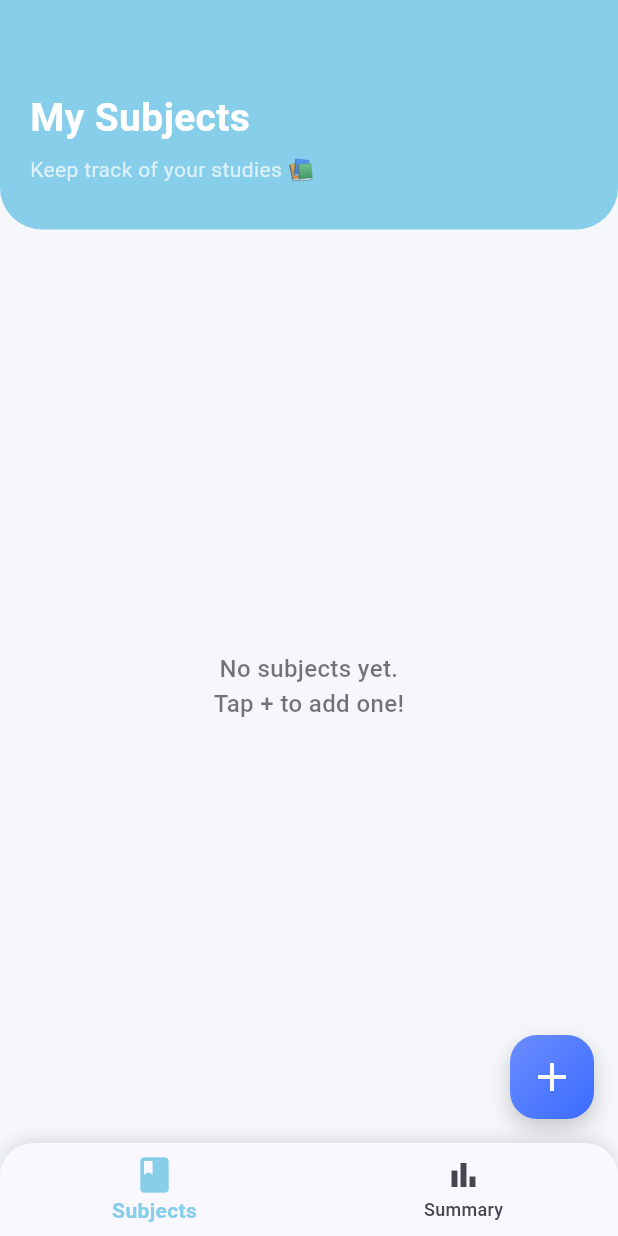
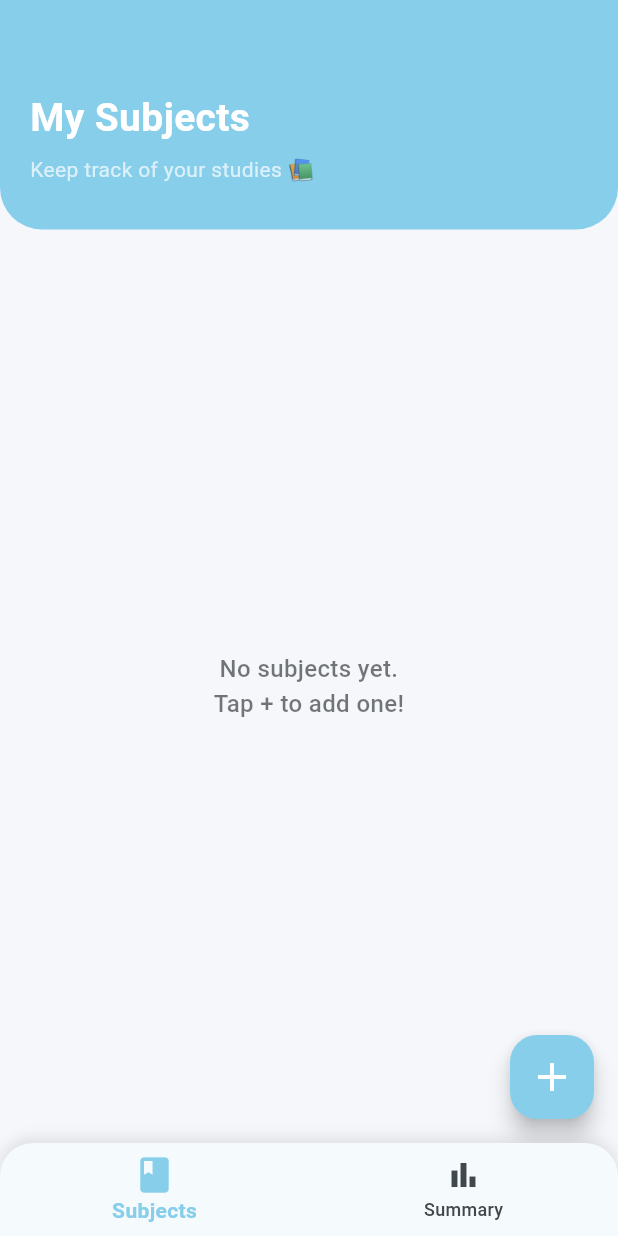
Before and after one commit to hidecard/study_time, a Flutter app: the screen it shows after launch, on a phone screen of 412 x 824 dp. Run offline on Flutter 3.47's test engine with Material 3 defaults, Android fonts, the phone set to English and light mode, and no system bars; our stand-ins replace fl_chart, sqflite; accounts and stored records are empty.

Commit message:
Fix done

```diff
--- a/lib/main.dart
+++ b/lib/main.dart
@@ -25,9 +25,9 @@ class MyApp extends StatelessWidget {
         theme: ThemeData(
           useMaterial3: true,
           scaffoldBackgroundColor: const Color(0xFFF5F7FB),
-          colorScheme: ColorScheme.fromSeed(
-            seedColor: const Color(0xFF3B6BFF),
-          ),
+        colorScheme: ColorScheme.fromSeed(
+          seedColor: const Color(0xFF87CEEB),
+        ),
           textTheme: const TextTheme(
             bodyMedium: TextStyle(fontFamily: 'Roboto', fontSize: 16),
           ),
--- a/lib/pages/subjects_page.dart
+++ b/lib/pages/subjects_page.dart
@@ -151,33 +151,15 @@ class _SubjectsPageState extends State<SubjectsPage> {
         ],
       ),
 
-      // 🔹 Floating Gradient Add Button
-      floatingActionButton: Container(
-        decoration: BoxDecoration(
-          gradient: const LinearGradient(
-            colors: [Color(0xFF6A8DFF), Color(0xFF3B6BFF)],
-            begin: Alignment.topLeft,
-            end: Alignment.bottomRight,
-          ),
+      // 🔹 Floating Add Button
+      floatingActionButton: FloatingActionButton(
+        onPressed: () => _showSubjectDialog(),
+        backgroundColor: const Color(0xFF87CEEB),
+        foregroundColor: Colors.white,
+        shape: RoundedRectangleBorder(
           borderRadius: BorderRadius.circular(18),
-          boxShadow: [
-            BoxShadow(
-              color: Colors.black.withOpacity(0.2),
-              blurRadius: 12,
-              offset: const Offset(0, 6),
-            ),
-          ],
         ),
-        child: FloatingActionButton(
-          onPressed: () => _showSubjectDialog(),
-          backgroundColor: Colors.transparent, // transparent to show gradient
-          elevation: 0,
-          foregroundColor: Colors.white, // icon color
-          shape: RoundedRectangleBorder(
-            borderRadius: BorderRadius.circular(18),
-          ),
-          child: const Icon(Icons.add, size: 32),
-        ),
+        child: const Icon(Icons.add, size: 32),
       ),
     );
   }
--- a/lib/pages/summary_page.dart
+++ b/lib/pages/summary_page.dart
@@ -159,7 +159,7 @@ class _SummaryPageState extends State<SummaryPage> with TickerProviderStateMixin
                                     );
                                     return PieChartSectionData(
                                       value: hours,
-                                      title: "${subject.name}\n${formatDuration(hours)}",
+                          title: subject.name,
                                       color: _chartColors[index % _chartColors.length],
                                       radius: 60,
                                       titleStyle: const TextStyle(
```
Also changed, not shown: lib/pages/history_page.dart (+6 -6 lines).
